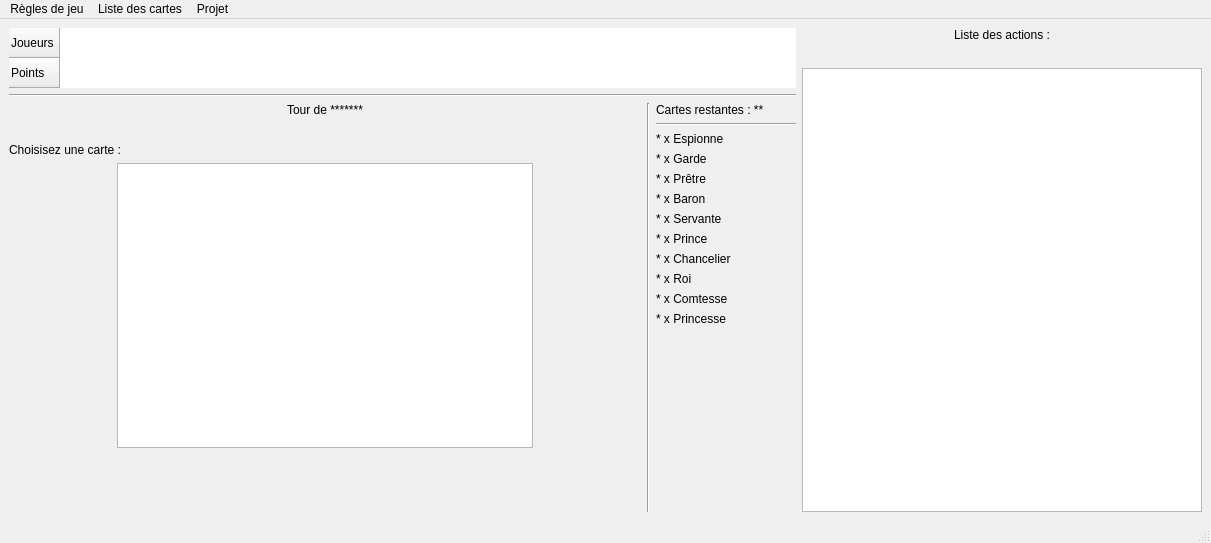
First picture: the form in FichiersQT/mainwindow.ui, repository erreur130/LoveLetter, before the edit.
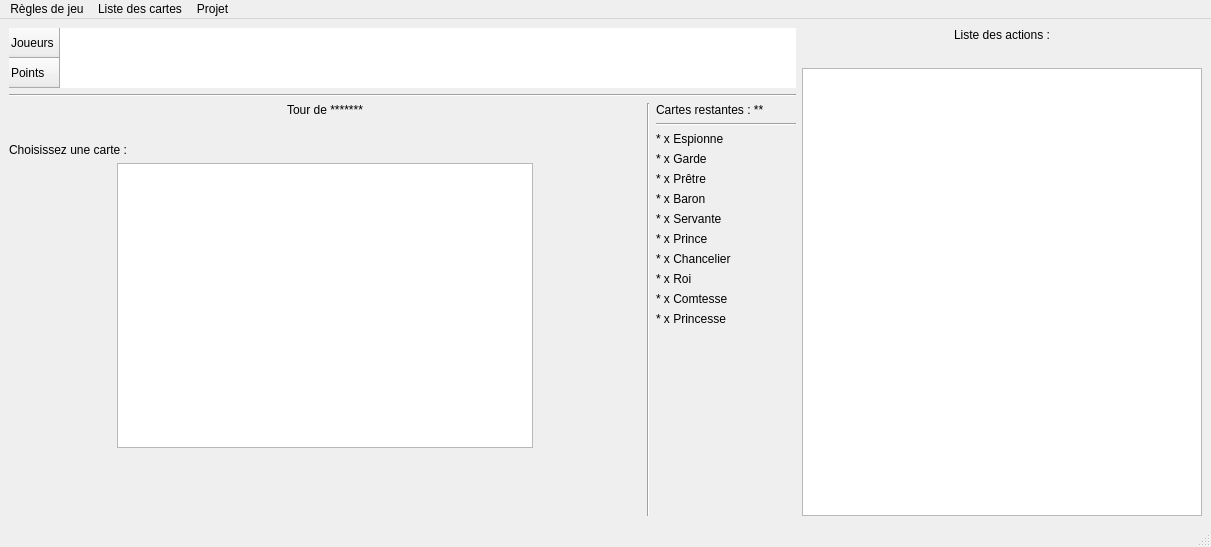
Second picture: the form after the edit.

```diff
--- a/FichiersQT/mainwindow.ui
+++ b/FichiersQT/mainwindow.ui
@@ -7,7 +7,7 @@
     <x>0</x>
     <y>0</y>
     <width>1211</width>
-    <height>543</height>
+    <height>547</height>
    </rect>
   </property>
   <property name="windowTitle">
@@ -137,7 +137,7 @@
           <item>
            <widget class="QLabel" name="labelInfoActionJoueur">
             <property name="text">
-             <string>Choisisez une carte :</string>
+             <string>Choisissez une carte :</string>
             </property>
            </widget>
           </item>
```
Left out of the diff: 2 changed lines with no effect on the pictures.
